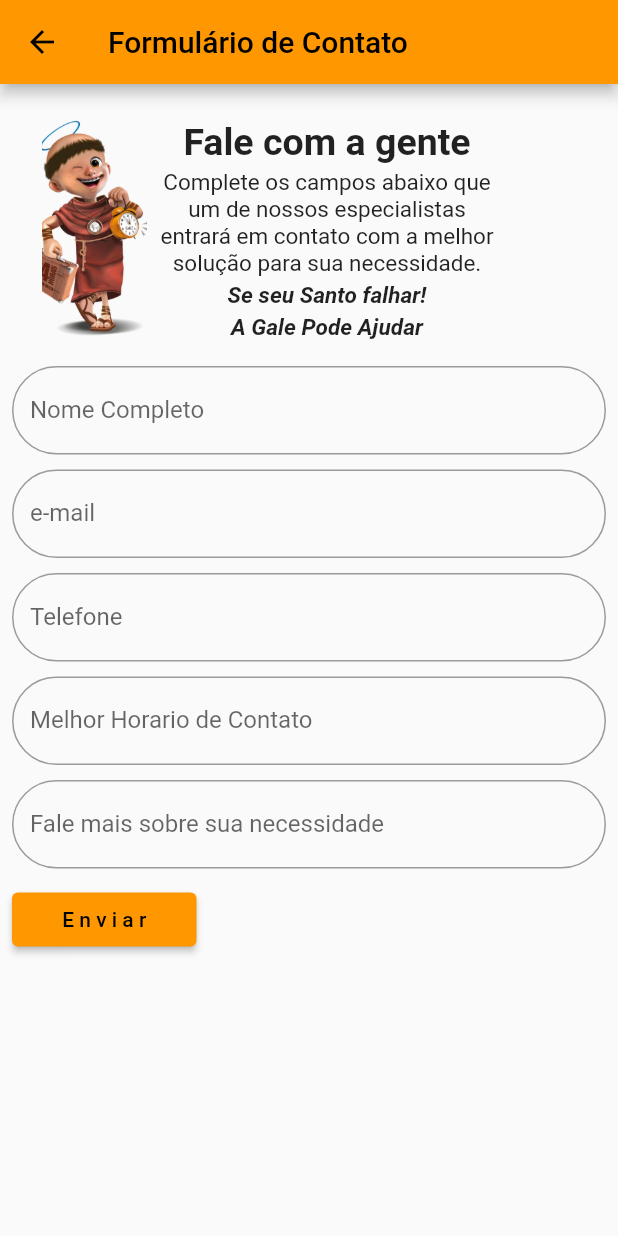
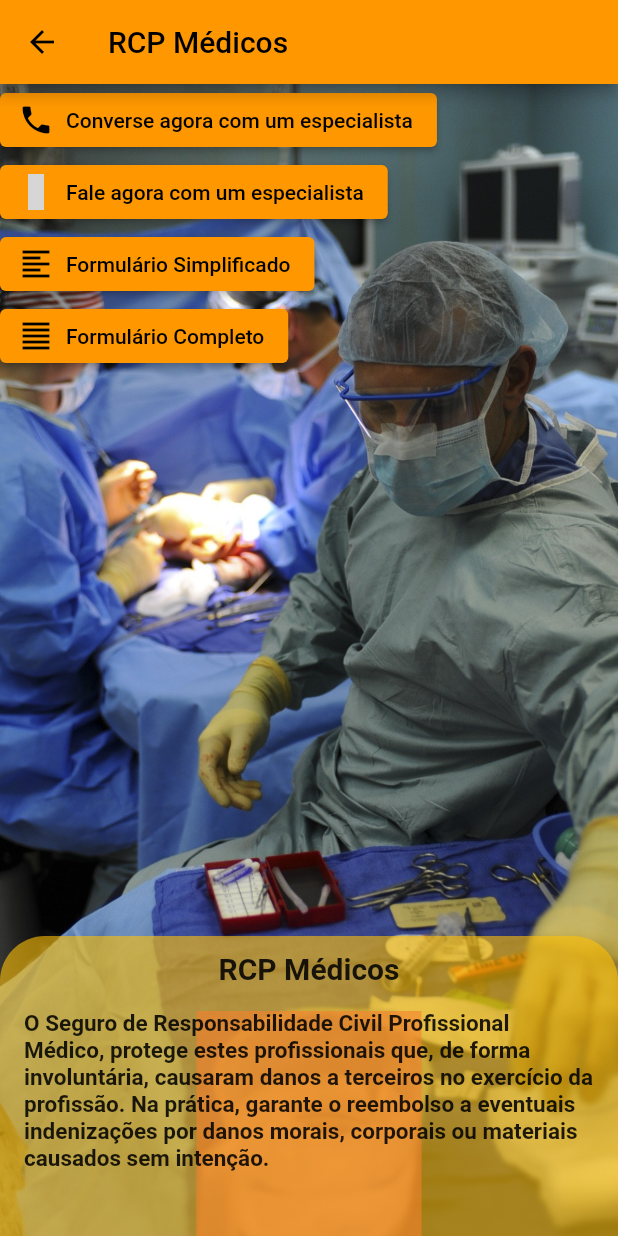
Before and after one commit to lvantuire/Work, a Flutter app: the screen it shows after launch, after a tap on "RCP Médicos", on a phone screen of 412 x 824 dp. Run offline on Flutter 3.47's test engine with Material 2 defaults, Android fonts, the phone set to English and light mode, and no system bars; our stand-ins replace device_preview, font_awesome_flutter; statements that could not run were skipped; grey boxes are pictures that could not be loaded.

Commit message:
Pagina RCP Médicos em desenvolvimento

```diff
--- a/lib/formulario/formulario.dart
+++ b/lib/formulario/formulario.dart
@@ -1,5 +1,6 @@
 import 'package:flutter/material.dart';
-import 'package:url_launcher/url_launcher.dart';
+//import 'package:url_launcher/url_launcher.dart';
+import 'package:url_launcher/url_launcher_string.dart';
 
 class FormularioPage extends StatefulWidget {
   @override
@@ -28,8 +29,8 @@ class _FormularioPage extends State<FormularioPage> {
           'subject=Contato inicial Cotacao Seguros para $nomeForm &body= $nomeForm, $emailForm, $telefoneForm, $melhorForm, $detalhesForm ',
     );
     String url = params.toString();
-    if (await canLaunch(url)) {
-      await launch(url);
+    if (await canLaunchUrlString(url)) {
+      await launchUrlString(url);
     } else {
       print('Could not launch $url');
     }
@@ -160,6 +161,7 @@ class _FormularioPage extends State<FormularioPage> {
                     if (value == null || value.isEmpty) {
                       return 'Campo X não preenchido';
                     }
+                    return null;
                   },
                 ),
 
@@ -187,6 +189,7 @@ class _FormularioPage extends State<FormularioPage> {
                     if (value == null || value.isEmpty) {
                       return 'Campo X não preenchido';
                     }
+                    return null;
                   },
                 ),
 
@@ -213,6 +216,7 @@ class _FormularioPage extends State<FormularioPage> {
                     if (value == null || value.isEmpty) {
                       return 'Campo X não preenchido';
                     }
+                    return null;
                   },
                 ),
 
@@ -238,6 +242,7 @@ class _FormularioPage extends State<FormularioPage> {
                     if (value == null || value.isEmpty) {
                       return 'Campo X não preenchido';
                     }
+                    return null;
                   },
                 ),
 
@@ -264,6 +269,7 @@ class _FormularioPage extends State<FormularioPage> {
                     if (value == null || value.isEmpty) {
                       return 'Campo X não preenchido';
                     }
+                    return null;
                   },
                 ),
 
--- /dev/null
+++ b/lib/galepages/funcoes.dart
@@ -0,0 +1,35 @@
+import 'package:url_launcher/url_launcher_string.dart';
+
+abrirWhatsApp() async {
+  var whatsappUrl = "whatsapp://send?phone=+5516994442000&text=Olá,tudo bem ?";
+
+  if (await canLaunchUrlString(whatsappUrl)) {
+    await launchUrlString(whatsappUrl);
+  } else {
+    throw 'Could not launch $whatsappUrl';
+  }
+}
+
+abrirEmail() async {
+  final Uri params = Uri(
+    scheme: 'mailto',
+    path: 'contato@galeseguros.com.br',
+    query:
+        'subject=Contato inicial Cotacao Seguros &body=Nome:                     Telefone:                Melhor Horario de Contato:          Sobre qual Produto ou assunto você gostaria de falar?:',
+  );
+  String url = params.toString();
+  if (await canLaunchUrlString(url)) {
+    await launchUrlString(url);
+  } else {
+    print('Could not launch $url');
+  }
+}
+
+fazerLigacao() async {
+  const url = "tel:1630323704";
+  if (await canLaunchUrlString(url)) {
+    await launchUrlString(url);
+  } else {
+    throw 'Could not launch $url';
+  }
+}
--- /dev/null
+++ b/lib/grupos/SegsGrupoMedicos/PaginaRCPMedicos.dart
@@ -0,0 +1,86 @@
+import 'package:flutter/material.dart';
+
+class PaginaRCPMedicos extends StatelessWidget {
+  const PaginaRCPMedicos({Key? key}) : super(key: key);
+
+  @override
+  Widget build(BuildContext context) {
+    return Scaffold(
+      appBar: AppBar(
+        title: const Text('RCP Médicos'),
+      ),
+      body: Stack(children: [
+        Container(
+          decoration: const BoxDecoration(
+            image: DecorationImage(
+                image: AssetImage('assets/rcpmedicos.jpg'), fit: BoxFit.cover),
+          ),
+        ),
+        Stack(
+          children: [
+            Align(
+              alignment: Alignment.bottomCenter,
+              child: Container(
+                color: Colors.pink.withOpacity(0.6),
+                width: 150,
+                height: 150,
+              ),
+            ),
+            Align(
+              alignment: Alignment.bottomCenter,
+              child: Container(
+                decoration: BoxDecoration(
+                  borderRadius: BorderRadius.only(
+                    topLeft: Radius.circular(30),
+                    topRight: Radius.circular(30),
+                  ),
+                  color: Colors.amber.withOpacity(0.6),
+                ),
+                height: 200,
+                child: Column(
+                  children: [
+                    Padding(
+                      padding: const EdgeInsets.only(top: 10),
+                      child: Text('RCP Médicos',
+                          style: TextStyle(
+                              fontSize: 20, fontWeight: FontWeight.bold)),
+                    ),
+                    Padding(
+                      padding: const EdgeInsets.all(16.0),
+                      child: Text(
+                          'O Seguro de Responsabilidade Civil Profissional Médico, protege estes profissionais que, de forma involuntária, causaram danos a terceiros no exercício da profissão. Na prática, garante o reembolso a eventuais indenizações por danos morais, corporais ou materiais causados sem intenção.',
+                          style: TextStyle(
+                              fontSize: 15, fontWeight: FontWeight.bold)),
+                    ),
+                  ],
+                ),
+              ),
+            ),
+            Column(
+              crossAxisAlignment: CrossAxisAlignment.start,
+              mainAxisAlignment: MainAxisAlignment.start,
+              children: [
+                ElevatedButton.icon(
+                    icon: Icon(Icons.phone),
+                    onPressed: () {},
+                    label: Text("Converse agora com um especialista")),
+                ElevatedButton.icon(
+                    icon: Icon(Icons.whatsapp),
+                    onPressed: () {},
+                    label: Text("Fale agora com um especialista")),
+                ElevatedButton.icon(
+                    icon: Icon(Icons.format_align_left),
+                    onPressed: () {},
+                    label: Text("Formulário Simplificado")),
+                ElevatedButton.icon(
+                    icon: Icon(Icons.format_align_justify),
+                    onPressed: () {},
+                    label: Text("Formulário Completo")),
+              ],
+            ),
+          ],
+        ),
+      ]),
+    );
+  }
+}
--- a/lib/grupos/grupoagro.dart
+++ b/lib/grupos/grupoagro.dart
@@ -62,8 +62,14 @@ class GrupoAgro extends StatelessWidget {
                 ),
               );
             },
-            icon: Icon(Icons.agriculture),
-            label: Text('Tratores e Implementos'),
+            icon: Icon(
+              Icons.agriculture,
+              color: Color.fromARGB(255, 0, 72, 131),
+            ),
+            label: Text(
+              'Tratores e Implementos',
+              style: TextStyle(color: Color.fromARGB(255, 0, 72, 131)),
+            ),
             style: ElevatedButton.styleFrom(
               primary: Colors.yellowAccent,
               shadowColor: Colors.pink,
@@ -83,8 +89,14 @@ class GrupoAgro extends StatelessWidget {
                 ),
               );
             },
-            icon: FaIcon(FontAwesomeIcons.tree),
-            label: Text('Seguro da Platação'),
+            icon: FaIcon(
+              FontAwesomeIcons.tree,
+              color: Color.fromARGB(255, 0, 72, 131),
+            ),
+            label: Text(
+              'Seguro da Platação',
+              style: TextStyle(color: Color.fromARGB(255, 0, 72, 131)),
+            ),
             style: ElevatedButton.styleFrom(
               primary: Colors.yellowAccent,
               shadowColor: Colors.pink,
@@ -104,8 +116,14 @@ class GrupoAgro extends StatelessWidget {
                 ),
               );
             },
-            icon: FaIcon(FontAwesomeIcons.cow),
-            label: Text('Seguro Animais'),
+            icon: FaIcon(
+              FontAwesomeIcons.cow,
+              color: Color.fromARGB(255, 0, 72, 131),
+            ),
+            label: Text(
+              'Seguro Animais',
+              style: TextStyle(color: Color.fromARGB(255, 0, 72, 131)),
+            ),
             style: ElevatedButton.styleFrom(
               primary: Colors.yellowAccent,
               shadowColor: Colors.pink,
--- a/lib/grupos/grupobenseprodutos.dart
+++ b/lib/grupos/grupobenseprodutos.dart
@@ -59,8 +59,14 @@ class GrupoProducaoBenseProdutos extends StatelessWidget {
                 ),
               );
             },
-            icon: FaIcon(FontAwesomeIcons.truckArrowRight),
-            label: Text('Seguros Trasportes e Cargas'),
+            icon: FaIcon(
+              FontAwesomeIcons.truckArrowRight,
+              color: Color.fromARGB(255, 0, 72, 131),
+            ),
+            label: Text(
+              'Seguros Trasportes e Cargas',
+              style: TextStyle(color: Color.fromARGB(255, 0, 72, 131)),
+            ),
             style: ElevatedButton.styleFrom(
               primary: Colors.yellowAccent,
               shadowColor: Colors.pink,
@@ -80,8 +86,14 @@ class GrupoProducaoBenseProdutos extends StatelessWidget {
                 ),
               );
             },
-            icon: FaIcon(FontAwesomeIcons.industry),
-            label: Text('Armazenagem de Grãos'),
+            icon: FaIcon(
+              FontAwesomeIcons.industry,
+              color: Color.fromARGB(255, 0, 72, 131),
+            ),
+            label: Text(
+              'Armazenagem de Grãos',
+              style: TextStyle(color: Color.fromARGB(255, 0, 72, 131)),
+            ),
             style: ElevatedButton.styleFrom(
               primary: Colors.yellowAccent,
               shadowColor: Colors.pink,
@@ -101,8 +113,14 @@ class GrupoProducaoBenseProdutos extends StatelessWidget {
                 ),
               );
             },
-            icon: FaIcon(FontAwesomeIcons.mobileScreenButton),
-            label: Text('Seguro Celular'),
+            icon: FaIcon(
+              FontAwesomeIcons.mobileScreenButton,
+              color: Color.fromARGB(255, 0, 72, 131),
+            ),
+            label: Text(
+              'Seguro Celular',
+              style: TextStyle(color: Color.fromARGB(255, 0, 72, 131)),
+            ),
             style: ElevatedButton.styleFrom(
               primary: Colors.yellowAccent,
               shadowColor: Colors.pink,
@@ -122,8 +140,14 @@ class GrupoProducaoBenseProdutos extends StatelessWidget {
                 ),
               );
             },
-            icon: Icon(Icons.pedal_bike),
-            label: Text('Seguro Bike'),
+            icon: Icon(
+              Icons.pedal_bike,
+              color: Color.fromARGB(255, 0, 72, 131),
+            ),
+            label: Text(
+              'Seguro Bike',
+              style: TextStyle(color: Color.fromARGB(255, 0, 72, 131)),
+            ),
             style: ElevatedButton.styleFrom(
               minimumSize: Size(100, 30),
               primary: Colors.yellowAccent,
--- a/lib/grupos/grupoempresa.dart
+++ b/lib/grupos/grupoempresa.dart
@@ -62,8 +62,14 @@ class GrupoEmpresa extends StatelessWidget {
                 ),
               );
             },
-            icon: Icon(Icons.healing),
-            label: Text('Seguros Saude Empresa'),
+            icon: Icon(
+              Icons.healing,
+              color: Color.fromARGB(255, 0, 72, 131),
+            ),
+            label: Text(
+              'Seguros Saude Empresa',
+              style: TextStyle(color: Color.fromARGB(255, 0, 72, 131)),
+            ),
             style: ElevatedButton.styleFrom(
               primary: Colors.yellowAccent,
               shadowColor: Colors.pink,
@@ -83,8 +89,14 @@ class GrupoEmpresa extends StatelessWidget {
                 ),
               );
             },
-            icon: FaIcon(FontAwesomeIcons.truck),
-            label: Text('Seguro Frota de Veículos'),
+            icon: FaIcon(
+              FontAwesomeIcons.truck,
+              color: Color.fromARGB(255, 0, 72, 131),
+            ),
+            label: Text(
+              'Seguro Frota de Veículos',
+              style: TextStyle(color: Color.fromARGB(255, 0, 72, 131)),
+            ),
             style: ElevatedButton.styleFrom(
               primary: Colors.yellowAccent,
               shadowColor: Colors.pink,
@@ -104,8 +116,14 @@ class GrupoEmpresa extends StatelessWidget {
                 ),
               );
             },
-            icon: FaIcon(FontAwesomeIcons.truckFast),
-            label: Text('Seguro Transporte'),
+            icon: FaIcon(
+              FontAwesomeIcons.truckFast,
+              color: Color.fromARGB(255, 0, 72, 131),
+            ),
+            label: Text(
+              'Seguro Transporte',
+              style: TextStyle(color: Color.fromARGB(255, 0, 72, 131)),
+            ),
             style: ElevatedButton.styleFrom(
               primary: Colors.yellowAccent,
               shadowColor: Colors.pink,
@@ -125,8 +143,14 @@ class GrupoEmpresa extends StatelessWidget {
                 ),
               );
             },
-            icon: Icon(Icons.engineering),
-            label: Text('Risco Engenharia'),
+            icon: Icon(
+              Icons.engineering,
+              color: Color.fromARGB(255, 0, 72, 131),
+            ),
+            label: Text(
+              'Risco Engenharia',
+              style: TextStyle(color: Color.fromARGB(255, 0, 72, 131)),
+            ),
             style: ElevatedButton.styleFrom(
               primary: Colors.yellowAccent,
               shadowColor: Colors.pink,
@@ -146,8 +170,14 @@ class GrupoEmpresa extends StatelessWidget {
                 ),
               );
             },
-            icon: Icon(Icons.build),
-            label: Text('Risco Civil Obras'),
+            icon: Icon(
+              Icons.build,
+              color: Color.fromARGB(255, 0, 72, 131),
+            ),
+            label: Text(
+              'Risco Civil Obras',
+              style: TextStyle(color: Color.fromARGB(255, 0, 72, 131)),
+            ),
             style: ElevatedButton.styleFrom(
               primary: Colors.yellowAccent,
               shadowColor: Colors.pink,
--- a/lib/grupos/grupofamilia.dart
+++ b/lib/grupos/grupofamilia.dart
@@ -64,8 +64,14 @@ class GrupoFamilia extends StatelessWidget {
                 ),
               );
             },
-            icon: Icon(Icons.car_repair),
-            label: Text('Auto'),
+            icon: Icon(
+              Icons.car_repair,
+              color: Color.fromARGB(255, 0, 72, 131),
+            ),
+            label: Text(
+              'Auto',
+              style: TextStyle(color: Color.fromARGB(255, 0, 72, 131)),
+            ),
             style: ElevatedButton.styleFrom(
               primary: Colors.yellowAccent,
               shadowColor: Colors.pink,
@@ -85,8 +91,14 @@ class GrupoFamilia extends StatelessWidget {
                 ),
               );
             },
-            icon: Icon(Icons.house),
-            label: Text('Residencial'),
+            icon: Icon(
+              Icons.house,
+              color: Color.fromARGB(255, 0, 72, 131),
+            ),
+            label: Text(
+              'Residencial',
+              style: TextStyle(color: Color.fromARGB(255, 0, 72, 131)),
+            ),
             style: ElevatedButton.styleFrom(
               primary: Colors.yellowAccent,
               shadowColor: Colors.pink,
@@ -106,8 +118,14 @@ class GrupoFamilia extends StatelessWidget {
                 ),
               );
             },
-            icon: Icon(Icons.heart_broken),
-            label: Text('Vida'),
+            icon: Icon(
+              Icons.heart_broken,
+              color: Color.fromARGB(255, 0, 72, 131),
+            ),
+            label: Text(
+              'Vida',
+              style: TextStyle(color: Color.fromARGB(255, 0, 72, 131)),
+            ),
             style: ElevatedButton.styleFrom(
               primary: Colors.yellowAccent,
               shadowColor: Colors.pink,
@@ -127,8 +145,14 @@ class GrupoFamilia extends StatelessWidget {
                 ),
               );
             },
-            icon: Icon(Icons.local_hospital),
-            label: Text('Acidentes Pessoais'),
+            icon: Icon(
+              Icons.local_hospital,
+              color: Color.fromARGB(255, 0, 72, 131),
+            ),
+            label: Text(
+              'Acidentes Pessoais',
+              style: TextStyle(color: Color.fromARGB(255, 0, 72, 131)),
+            ),
             style: ElevatedButton.styleFrom(
               primary: Colors.yellowAccent,
               shadowColor: Colors.pink,
@@ -148,8 +172,14 @@ class GrupoFamilia extends StatelessWidget {
                 ),
               );
             },
-            icon: Icon(Icons.airplanemode_active),
-            label: Text('Seguro Viagem'),
+            icon: Icon(
+              Icons.airplanemode_active,
+              color: Color.fromARGB(255, 0, 72, 131),
+            ),
+            label: Text(
+              'Seguro Viagem',
+              style: TextStyle(color: Color.fromARGB(255, 0, 72, 131)),
+            ),
             style: ElevatedButton.styleFrom(
               primary: Colors.yellowAccent,
               shadowColor: Colors.pink,
--- a/lib/grupos/grupomedicos.dart
+++ b/lib/grupos/grupomedicos.dart
@@ -1,5 +1,6 @@
 import 'package:flutter/material.dart';
 import 'package:primeiro_projeto/formulario/formulario.dart';
+import 'package:primeiro_projeto/grupos/SegsGrupoMedicos/PaginaRCPMedicos.dart';
 
 class GrupoMedicos extends StatelessWidget {
   @override
@@ -52,19 +53,25 @@ class GrupoMedicos extends StatelessWidget {
             ),
           ),
 
-//************************OPCOES DA FAMILIA ******/
+//?BOTOES MEDICOS
 
           ElevatedButton.icon(
             onPressed: () {
               Navigator.push(
                 context,
                 MaterialPageRoute(
-                  builder: (context) => FormularioPage(),
+                  builder: (context) => PaginaRCPMedicos(),
                 ),
               );
             },
-            icon: Icon(Icons.medication),
-            label: Text('RCP Médicos'),
+            icon: Icon(
+              Icons.medication,
+              color: Color.fromARGB(255, 0, 72, 131),
+            ),
+            label: Text(
+              'RCP Médicos',
+              style: TextStyle(color: Color.fromARGB(255, 0, 72, 131)),
+            ),
             style: ElevatedButton.styleFrom(
               primary: Colors.yellowAccent,
               shadowColor: Colors.pink,
@@ -85,8 +92,14 @@ class GrupoMedicos extends StatelessWidget {
                 ),
               );
             },
-            icon: Icon(Icons.healing),
-            label: Text('RCP Prof da Saude'),
+            icon: Icon(
+              Icons.healing,
+              color: Color.fromARGB(255, 0, 72, 131),
+            ),
+            label: Text(
+              'RCP Prof da Saude',
+              style: TextStyle(color: Color.fromARGB(255, 0, 72, 131)),
+            ),
             style: ElevatedButton.styleFrom(
               minimumSize: Size(100, 30),
               primary: Colors.yellowAccent,
@@ -108,8 +121,14 @@ class GrupoMedicos extends StatelessWidget {
                 ),
               );
             },
-            icon: Icon(Icons.airplanemode_active),
-            label: Text('Seguro Viagem'),
+            icon: Icon(
+              Icons.airplanemode_active,
+              color: Color.fromARGB(255, 0, 72, 131),
+            ),
+            label: Text(
+              'Seguro Viagem',
+              style: TextStyle(color: Color.fromARGB(255, 0, 72, 131)),
+            ),
             style: ElevatedButton.styleFrom(
               minimumSize: Size(100, 30),
               primary: Colors.yellowAccent,
@@ -131,8 +150,14 @@ class GrupoMedicos extends StatelessWidget {
                 ),
               );
             },
-            icon: Icon(Icons.pedal_bike),
-            label: Text('Seguro Bike'),
+            icon: Icon(
+              Icons.pedal_bike,
+              color: Color.fromARGB(255, 0, 72, 131),
+            ),
+            label: Text(
+              'Seguro Bike',
+              style: TextStyle(color: Color.fromARGB(255, 0, 72, 131)),
+            ),
             style: ElevatedButton.styleFrom(
               minimumSize: Size(100, 30),
               primary: Colors.yellowAccent,
--- a/lib/home/home_alternativo.dart
+++ b/lib/home/home_alternativo.dart
@@ -4,45 +4,13 @@ import 'package:primeiro_projeto/grupos/grupobenseprodutos.dart';
 import 'package:primeiro_projeto/grupos/grupoempresa.dart';
 import 'package:primeiro_projeto/grupos/grupofamilia.dart';
 import 'package:primeiro_projeto/grupos/grupomedicos.dart';
-import 'package:url_launcher/url_launcher.dart';
+//import 'package:url_launcher/url_launcher.dart';
+import 'package:url_launcher/url_launcher_string.dart';
+
+import '../galepages/funcoes.dart';
 
 class HomePageAlternativa extends StatelessWidget {
   const HomePageAlternativa({Key? key}) : super(key: key);
-
-  abrirWhatsApp() async {
-    var whatsappUrl =
-        "whatsapp://send?phone=+5516994442000&text=Olá,tudo bem ?";
-
-    if (await canLaunch(whatsappUrl)) {
-      await launch(whatsappUrl);
-    } else {
-      throw 'Could not launch $whatsappUrl';
-    }
-  }
-
-  abrirEmail() async {
-    final Uri params = Uri(
-      scheme: 'mailto',
-      path: 'contato@galeseguros.com.br',
-      query:
-          'subject=Contato inicial Cotacao Seguros &body=Nome:                     Telefone:                Melhor Horario de Contato:          Sobre qual Produto ou assunto você gostaria de falar?:',
-    );
-    String url = params.toString();
-    if (await canLaunch(url)) {
-      await launch(url);
-    } else {
-      print('Could not launch $url');
-    }
-  }
-
-  fazerLigacao() async {
-    const url = "tel:1630323704";
-    if (await canLaunch(url)) {
-      await launch(url);
-    } else {
-      throw 'Could not launch $url';
-    }
-  }
 
   @override
   Widget build(BuildContext context) {
--- a/lib/pages/botoes_rotacao_texto/botoes_rotacoes_texto.dart
+++ b/lib/pages/botoes_rotacao_texto/botoes_rotacoes_texto.dart
@@ -1,7 +1,7 @@
 // ignore_for_file: prefer_const_constructors
 // ignore_for_file: prefer_const_literals_to_create_immutables
 
-import 'dart:ui';
+//import 'dart:ui';
 
 import 'package:flutter/material.dart';
 
--- a/lib/pages/forms/forms_page.dart
+++ b/lib/pages/forms/forms_page.dart
@@ -51,6 +51,7 @@ class _FormsPageState extends State<FormsPage> {
                     if (value == null || value.isEmpty) {
                       return 'Campo X não preenchido';
                     }
+                    return null;
                   }),
 
               TextFormField(
@@ -59,6 +60,7 @@ class _FormsPageState extends State<FormsPage> {
                     if (value == null || value.isEmpty) {
                       return 'Campo Y não preenchido';
                     }
+                    return null;
                   }),
 
               ElevatedButton(
--- a/lib/pages/forms/forms_page2.dart
+++ b/lib/pages/forms/forms_page2.dart
@@ -64,6 +64,7 @@ class _FormsPageStateDecor extends State<FormsPageDecor> {
                     if (value == null || value.isEmpty) {
                       return 'Campo X não preenchido';
                     }
+                    return null;
                   },
                 ),
 
@@ -91,6 +92,7 @@ class _FormsPageStateDecor extends State<FormsPageDecor> {
                     if (value == null || value.isEmpty) {
                       return 'Campo X não preenchido';
                     }
+                    return null;
                   },
                 ),
 
@@ -113,6 +115,7 @@ class _FormsPageStateDecor extends State<FormsPageDecor> {
                     if (value == null || value.isEmpty) {
                       return 'necessaria uma categoria';
                     }
+                    return null;
                   },
                   onChanged: (String? newValue) {},
                   items: [
--- a/lib/pages/scroll/singlechildscrollpage.dart
+++ b/lib/pages/scroll/singlechildscrollpage.dart
@@ -1,5 +1,5 @@
 import 'package:flutter/material.dart';
-import 'package:flutter/rendering.dart';
+//import 'package:flutter/rendering.dart';
 
 class SingleChildScrollPage extends StatelessWidget {
   const SingleChildScrollPage({Key? key}) : super(key: key);
```
Also changed, not shown: lib/main.dart (+18 -17 lines), assets/rcpmedicos.jpg (added), pubspec.lock, 1 other file.
